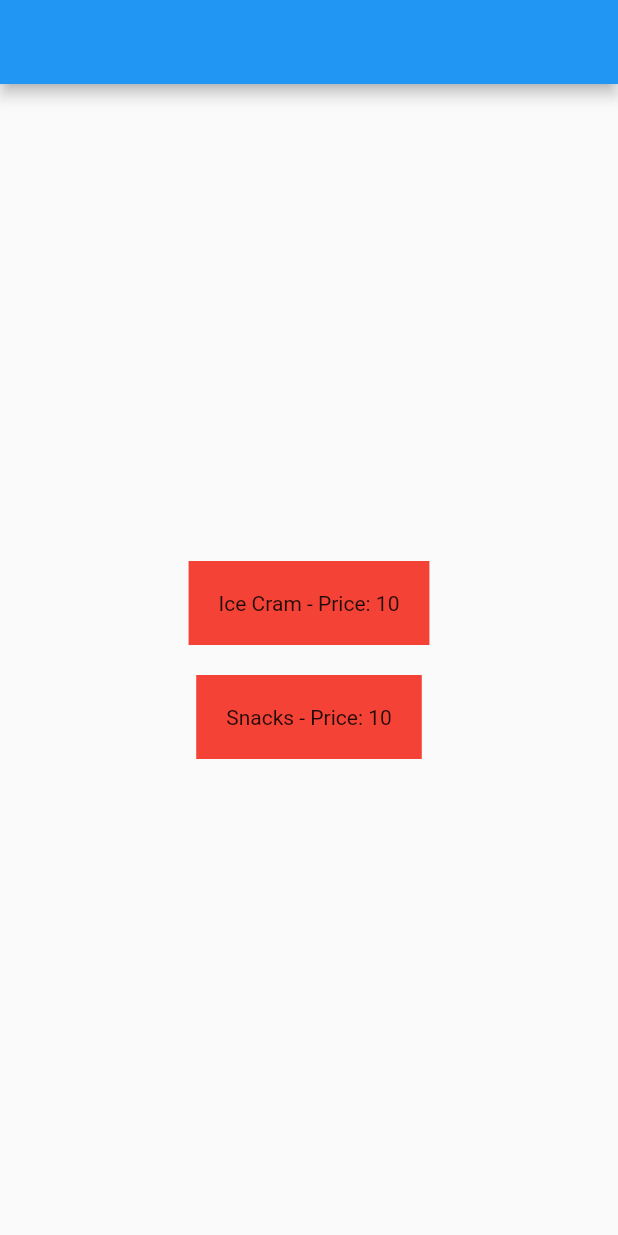
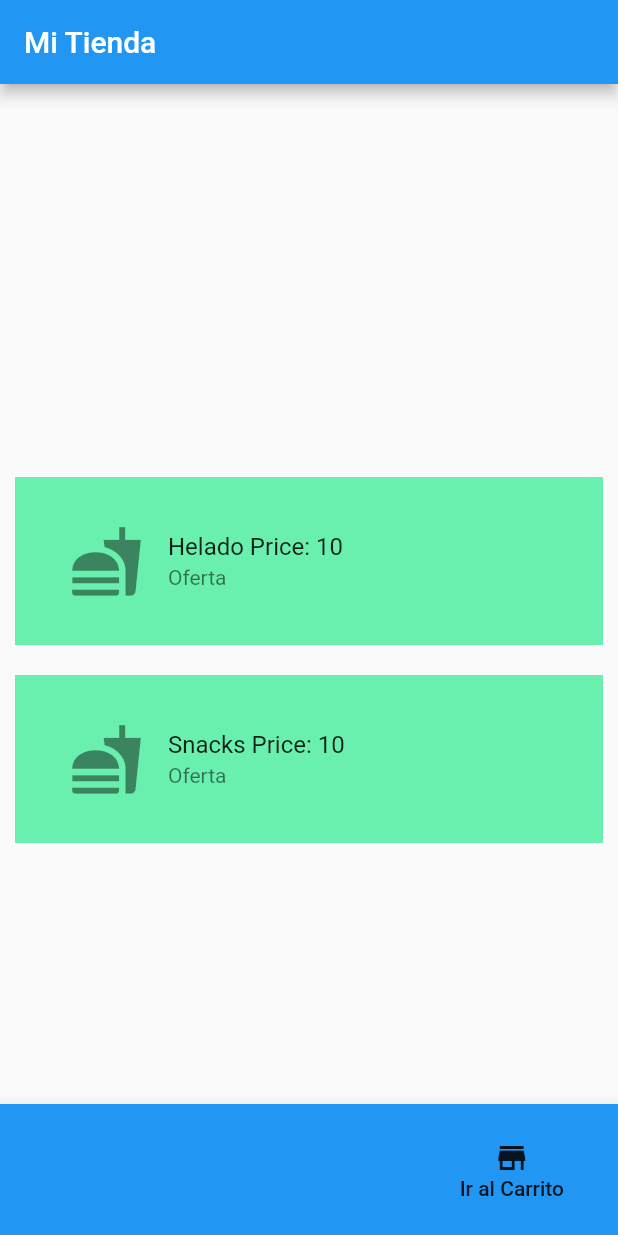
Before and after one commit to lucianomartinez27/delivery_app_flutter, a Flutter app: the screen it shows after launch, on a phone screen of 412 x 824 dp. Run offline on Flutter 3.47's test engine with Material 2 defaults, Android fonts, the phone set to English and light mode, and no system bars.

Commit message:
Cart Detail button and page

```diff
--- a/lib/main.dart
+++ b/lib/main.dart
@@ -5,7 +5,7 @@ import 'package:provider/provider.dart';
 
 void main() {
   ProductShelf productShelf = ProductShelf();
-  productShelf.addProduct(Product(name: "Ice Cram", price: 10));
+  productShelf.addProduct(Product(name: "Helado", price: 10));
   productShelf.addProduct(Product(name: "Snacks", price: 10));
 
   runApp(MyApp(productShelf));
@@ -18,12 +18,14 @@ class MyApp extends StatelessWidget {
   @override
   Widget build(BuildContext context) {
     return MaterialApp(
-      title: 'Flutter Demo',
+      title: 'Delivery app',
       theme: ThemeData(
         primarySwatch: Colors.blue,
       ),
       home: Scaffold(
-        appBar: AppBar(),
+        appBar: AppBar(
+          title: Text("Mi Tienda"),
+        ),
         body: ChangeNotifierProvider(
             create: (context) => this.productShelf, child: HomePage()),
       ),
@@ -47,14 +49,39 @@ class HomePage extends StatelessWidget {
                       MaterialPageRoute(builder: (context) => ProductDetail()),
                     ),
                     child: Container(
-                      child: Text('${product.name} - Price: ${product.price}'),
-                      color: Colors.red,
+                      child: ListTile(
+                        leading: Icon(Icons.fastfood, size: 50),
+                        title: Text('${product.name} Price: ${product.price}'),
+                        subtitle: Text('Oferta'),
+                      ),
+                      color: Colors.greenAccent,
                       padding: EdgeInsets.all(20),
                       margin: EdgeInsets.all(10),
                     ),
                   ),
                 )
                 .toList()),
+      ),
+      bottomSheet: BottomAppBar(
+        child: Container(
+          child: Row(
+            mainAxisAlignment: MainAxisAlignment.end,
+            children: [
+              MaterialButton(
+                  onPressed: () => {
+                        Navigator.of(context).push(
+                          MaterialPageRoute(builder: (context) => CartDetail()),
+                        ),
+                      },
+                  child: Column(mainAxisSize: MainAxisSize.min, children: [
+                    Icon(Icons.store),
+                    Text("Ir al Carrito"),
+                  ]))
+            ],
+          ),
+          color: Colors.blue,
+          padding: EdgeInsets.all(20),
+        ),
       ),
     );
   }
@@ -63,6 +90,29 @@ class HomePage extends StatelessWidget {
 class ProductDetail extends StatelessWidget {
   @override
   Widget build(BuildContext context) {
-    return Container();
+    return Scaffold(
+      appBar: AppBar(),
+      body: Center(
+        child: Column(
+          mainAxisAlignment: MainAxisAlignment.center,
+          children: [Text("DETALLE DE PRODUCTO")],
+        ),
+      ),
+    );
   }
 }
+
+class CartDetail extends StatelessWidget {
+  @override
+  Widget build(BuildContext context) {
+    return Scaffold(
+      appBar: AppBar(),
+      body: Center(
+        child: Column(
+          mainAxisAlignment: MainAxisAlignment.center,
+          children: [Text("CARRITO")],
+        ),
+      ),
+    );
+  }
+}
```
Also changed, not shown: 1 other file.
